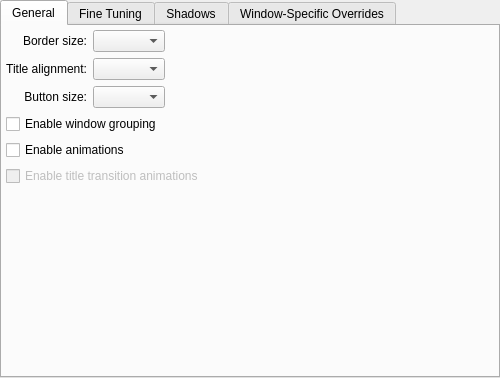
This is oxygen-transparent/decoration/config/ui/oxygenconfigurationui.ui in mathieujobin/kde-playground-artwork as Qt 5 draws it before an edit. The edited form follows.
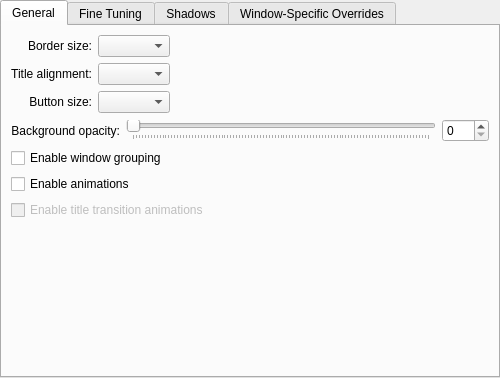
This is the edited form. Custom widgets are drawn as their Qt base class.

Commit message: added background opacity config option, to paint transparent decorations.

Diff of the .ui file:
```diff
--- a/oxygen-transparent/decoration/config/ui/oxygenconfigurationui.ui
+++ b/oxygen-transparent/decoration/config/ui/oxygenconfigurationui.ui
@@ -29,23 +29,9 @@
       <attribute name="title">
        <string>General</string>
       </attribute>
+      <layout class="QGridLayout" name="gridLayout_5">
+       <item row="0" column="0">
       <layout class="QGridLayout" name="gridLayout">
-       <property name="margin">
-        <number>4</number>
-       </property>
-       <item row="0" column="0">
-        <widget class="QLabel" name="label">
-         <property name="text">
-          <string>Border size:</string>
-         </property>
-         <property name="alignment">
-          <set>Qt::AlignRight|Qt::AlignTrailing|Qt::AlignVCenter</set>
-         </property>
-         <property name="buddy">
-          <cstring>frameBorder</cstring>
-         </property>
-        </widget>
-       </item>
        <item row="0" column="1">
         <widget class="KComboBox" name="frameBorder"/>
        </item>
@@ -81,7 +67,22 @@
        <item row="2" column="1">
         <widget class="KComboBox" name="buttonSize"/>
        </item>
-       <item row="1" column="2">
+         <item row="0" column="0">
+          <widget class="QLabel" name="label">
+           <property name="text">
+            <string>Border size:</string>
+           </property>
+           <property name="alignment">
+            <set>Qt::AlignRight|Qt::AlignTrailing|Qt::AlignVCenter</set>
+           </property>
+           <property name="buddy">
+            <cstring>frameBorder</cstring>
+           </property>
+          </widget>
+         </item>
+        </layout>
+       </item>
+       <item row="0" column="1">
         <spacer name="horizontalSpacer">
          <property name="orientation">
           <enum>Qt::Horizontal</enum>
@@ -94,34 +95,57 @@
          </property>
         </spacer>
        </item>
-       <item row="3" column="0" colspan="3">
+       <item row="1" column="0" colspan="2">
+        <layout class="QHBoxLayout" name="horizontalLayout">
+         <item>
+          <widget class="QLabel" name="label_6">
+           <property name="text">
+            <string>Background opacity:</string>
+           </property>
+           <property name="alignment">
+            <set>Qt::AlignRight|Qt::AlignTrailing|Qt::AlignVCenter</set>
+           </property>
+          </widget>
+         </item>
+         <item>
+          <widget class="QSlider" name="backgroundOpacity">
+           <property name="maximum">
+            <number>100</number>
+           </property>
+           <property name="orientation">
+            <enum>Qt::Horizontal</enum>
+           </property>
+           <property name="tickPosition">
+            <enum>QSlider::TicksBelow</enum>
+           </property>
+          </widget>
+         </item>
+         <item>
+          <widget class="QSpinBox" name="backgroundOpacitySpinBox">
+           <property name="maximum">
+            <number>100</number>
+           </property>
+          </widget>
+         </item>
+        </layout>
+       </item>
+       <item row="2" column="0" colspan="2">
+        <layout class="QVBoxLayout" name="verticalLayout_3">
+         <item>
         <widget class="QCheckBox" name="tabsEnabled">
          <property name="text">
           <string>Enable window grouping</string>
          </property>
         </widget>
        </item>
-       <item row="6" column="0">
-        <spacer name="verticalSpacer">
-         <property name="orientation">
-          <enum>Qt::Vertical</enum>
-         </property>
-         <property name="sizeHint" stdset="0">
-          <size>
-           <width>20</width>
-           <height>40</height>
-          </size>
-         </property>
-        </spacer>
-       </item>
-       <item row="4" column="0" colspan="3">
+         <item>
         <widget class="QCheckBox" name="useAnimations">
          <property name="text">
           <string>Enable animations</string>
          </property>
         </widget>
        </item>
-       <item row="5" column="0" colspan="3">
+         <item>
         <widget class="QCheckBox" name="animateTitleChange">
          <property name="enabled">
           <bool>false</bool>
@@ -130,6 +154,21 @@
           <string>Enable title transition animations</string>
          </property>
         </widget>
+         </item>
+        </layout>
+       </item>
+       <item row="3" column="0">
+        <spacer name="verticalSpacer">
+         <property name="orientation">
+          <enum>Qt::Vertical</enum>
+         </property>
+         <property name="sizeHint" stdset="0">
+          <size>
+           <width>20</width>
+           <height>40</height>
+          </size>
+         </property>
+        </spacer>
        </item>
       </layout>
      </widget>
```
Left out of the diff: 6 changed lines with no effect on the pictures. Lines whose indentation alone changed are shown as unchanged. The commit also changes 6 other files.
